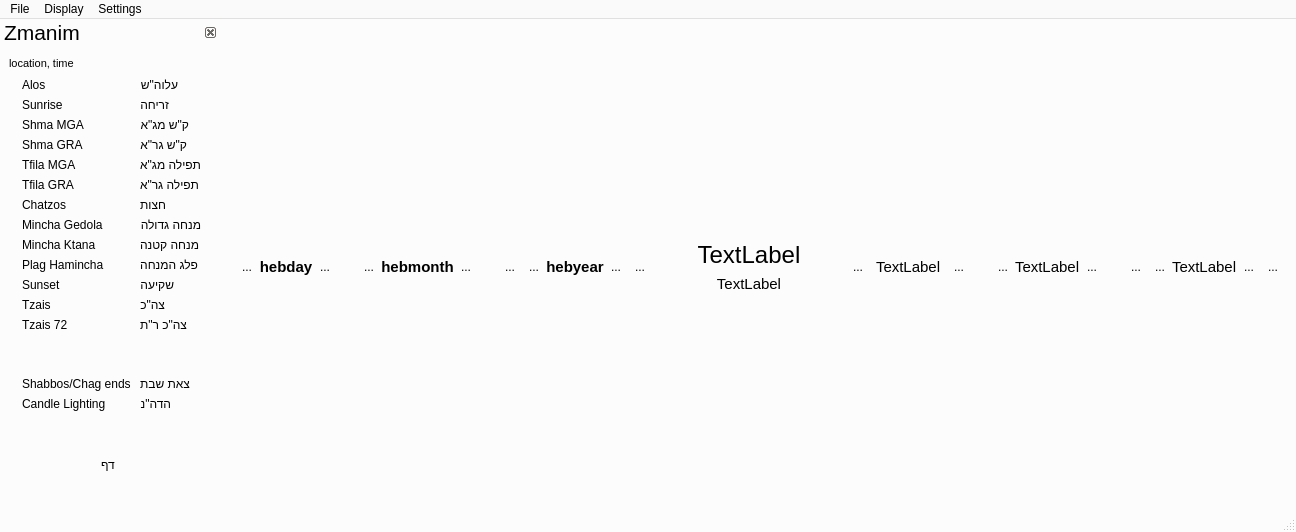
The window that mainwindow.ui (MosheWagner/luach) describes before a commit, drawn with Qt 5.
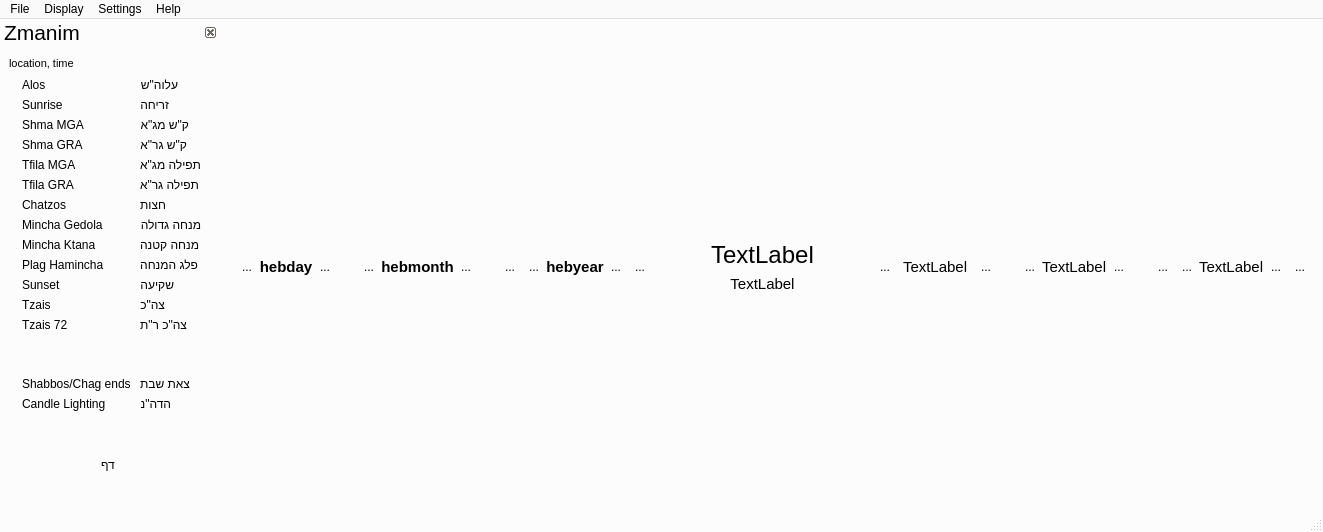
The same window after the commit. Icons and pictures are not drawn.

Commit message: Typos fixed, menu entries improved

Patch:
```diff
--- a/mainwindow.ui
+++ b/mainwindow.ui
@@ -6,7 +6,7 @@
    <rect>
     <x>0</x>
     <y>0</y>
-    <width>1296</width>
+    <width>1323</width>
     <height>532</height>
    </rect>
   </property>
@@ -1003,7 +1003,7 @@
     <rect>
      <x>0</x>
      <y>0</y>
-     <width>1296</width>
+     <width>1323</width>
      <height>28</height>
     </rect>
    </property>
@@ -2702,9 +2702,16 @@
     <addaction name="zmanimpanelaction"/>
     <addaction name="translateaction"/>
    </widget>
+   <widget class="QMenu" name="menuHelp">
+    <property name="title">
+     <string>Help</string>
+    </property>
+    <addaction name="aboutaction"/>
+   </widget>
    <addaction name="menu_2"/>
    <addaction name="menu_3"/>
    <addaction name="menu"/>
+   <addaction name="menuHelp"/>
   </widget>
   <widget class="QStatusBar" name="statusBar"/>
   <widget class="QDockWidget" name="dockWidget">
```
Left out of the diff: 14 changed lines with no effect on the pictures. The commit also changes 8 other files.
